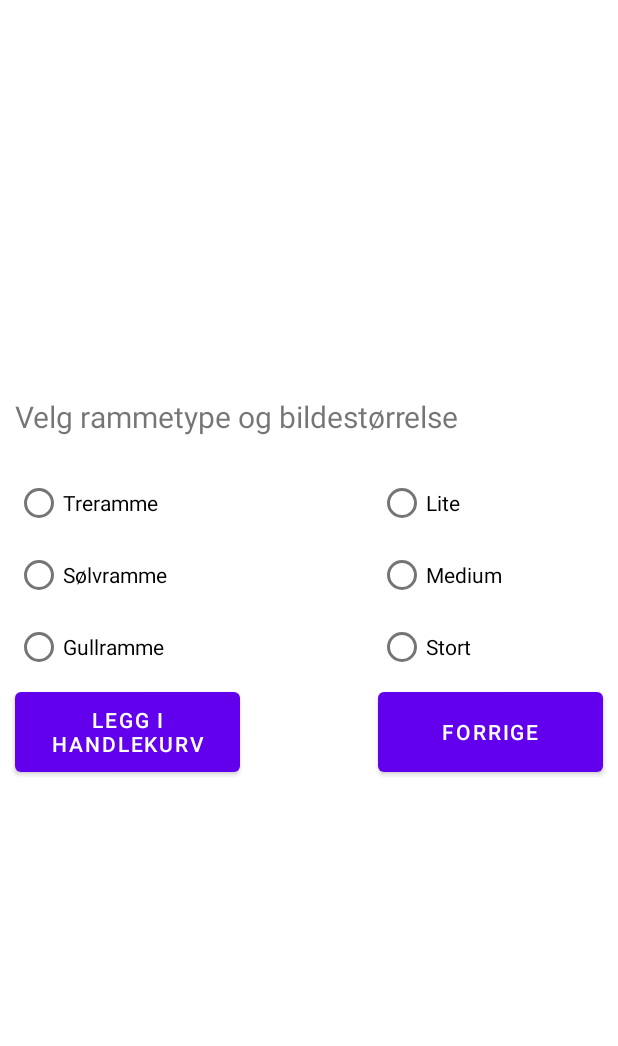
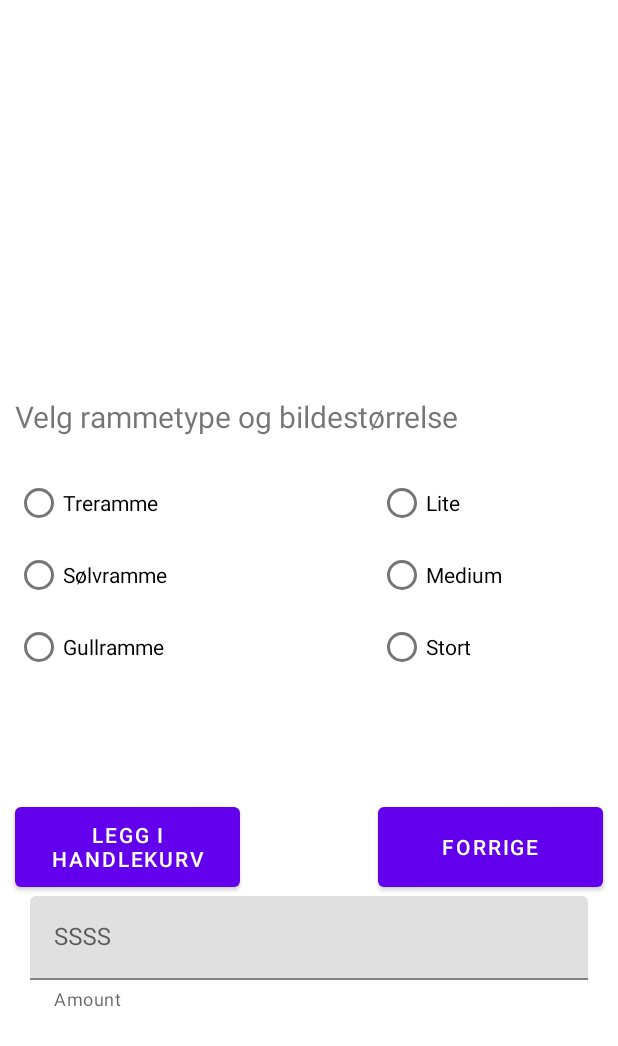
Before and after one commit to yevhenverkhalantsev/AndroidApp_ImageCart_Api, an Android app: the SelectedImageFragment screen opened through its navigation route, on a phone screen of 412 x 824 dp. Shown: the top 1046 px of the screen. Run offline under Robolectric (Android 15) with nearby library versions, the phone set to English and light mode, and no system bars; pictures from the network do not load.

Commit message:
-oppdatert gradle for å bruke Room(dependencies og kotlin-kapt plugin) -skapet interface Dao med nødvendige spørringer -etablert abstract class artPhotoDatabase.kt som Room -lagt til model entity som data class CartPhotoDB -endret litt layout fragment_selected_image.xml med ny TextInputLayout relativt til ny beskrivelse av oppgavetekst.

```diff
--- a/app_gruppe20/src/main/java/com/example/artphoto/images/viewmodel/ImagesViewModel.kt
+++ b/app_gruppe20/src/main/java/com/example/artphoto/images/viewmodel/ImagesViewModel.kt
@@ -46,7 +46,7 @@ class ImagesViewModel private constructor(private val repository: ImagesReposito
                 frame,
                 size,
                 countPrice(frame, size),
-                artistName = selectedAAuthor.value!!.name))
+                artistName = selectedAAuthor.value!!.name),)
         }
 
     }
--- a/app_gruppe20/src/main/res/layout/fragment_selected_image.xml
+++ b/app_gruppe20/src/main/res/layout/fragment_selected_image.xml
@@ -104,6 +104,20 @@
             android:text="@string/stort" />
     </RadioGroup>
 
+        <com.google.android.material.textfield.TextInputLayout
+            app:layout_constraintTop_toBottomOf="@id/AddToCartButton"
+            android:layout_width="match_parent"
+            android:layout_height="wrap_content"
+            app:helperText="Amount"
+            android:hint="SSSS"
+            android:layout_marginHorizontal="20dp">
+
+            <EditText
+                android:layout_width="match_parent"
+                android:layout_height="wrap_content"
+                android:inputType="number"/>
+
+        </com.google.android.material.textfield.TextInputLayout>
 
     <Button
         android:id="@+id/AddToCartButton"
```
Also changed, not shown: app_gruppe20/build.gradle (+10 -2 lines), app_gruppe20/src/main/java/com/example/artphoto/images/model/Data.kt (+11 -1 lines), app_gruppe20/src/main/java/com/example/artphoto/room/dao/artPhotoDao.kt (added, +22 -0 lines), app_gruppe20/src/main/java/com/example/artphoto/room/repository/artPhotoDatabase.kt (added, +35 -0 lines).
